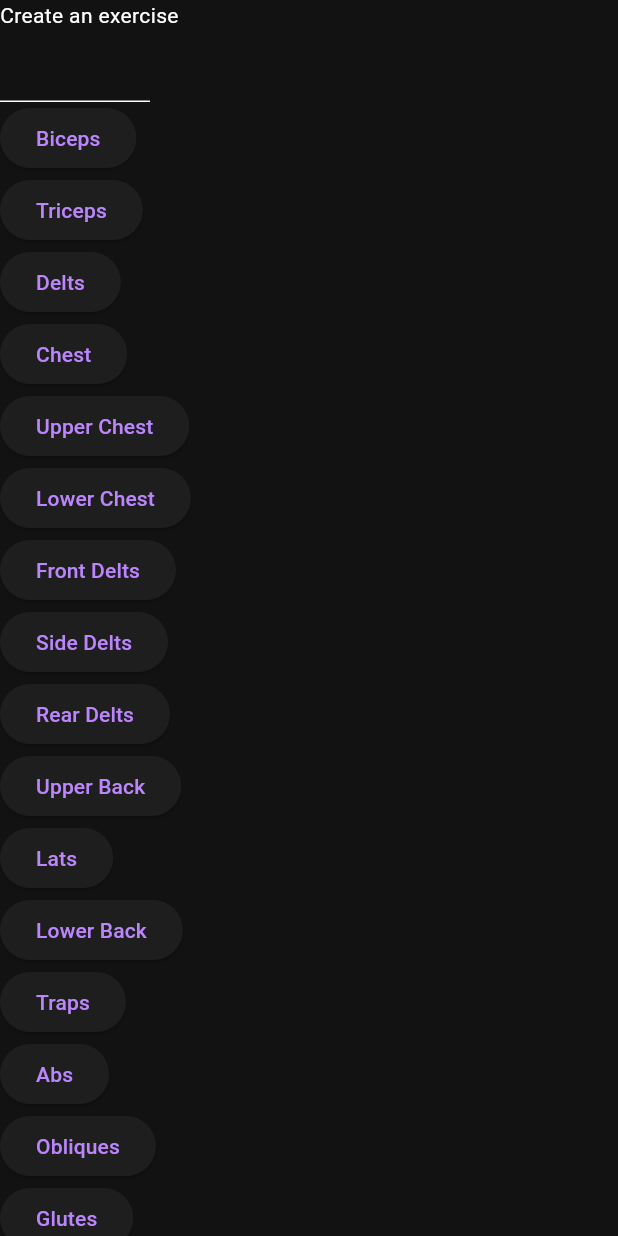
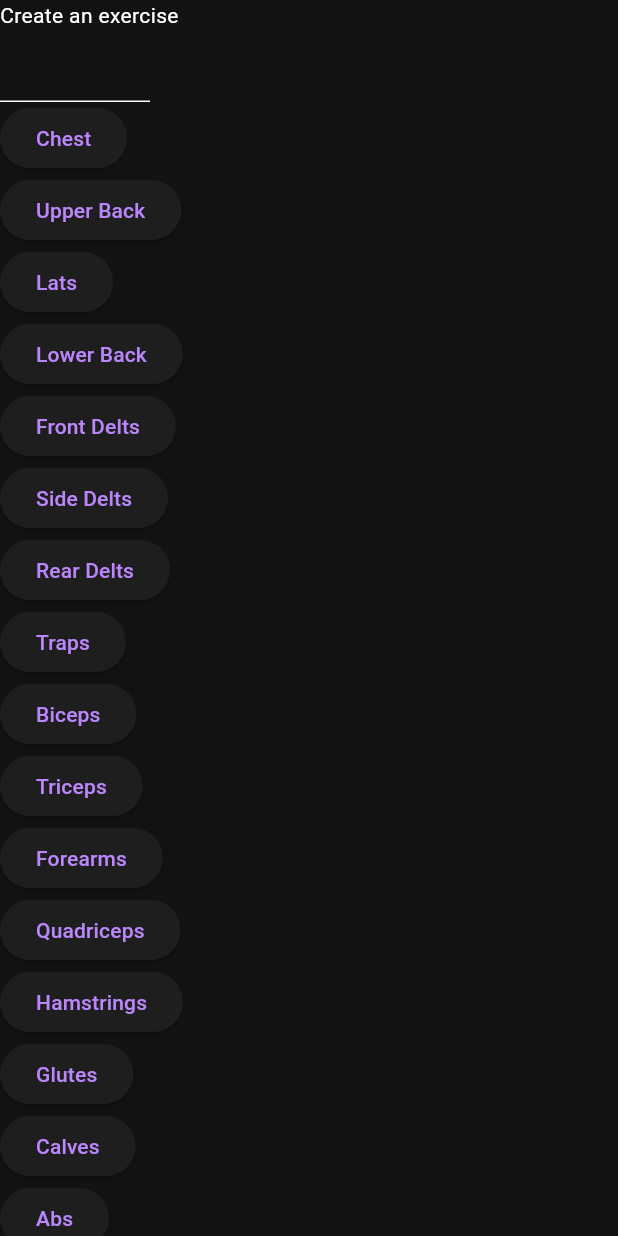
Before and after one commit to MrAlooshi/FitnessAPP, a Flutter app: the screen it shows after launch, on a phone screen of 412 x 824 dp. Run offline on Flutter 3.47's test engine with Material 3 defaults, Android fonts, the phone set to English and light mode, and no system bars; our stand-ins replace drift, drift_flutter; accounts and stored records are empty; generated files the repository leaves out were written again.

Commit message:
main.dart working with drift database

```diff
--- a/Frontend/lib/constants/constants.dart
+++ b/Frontend/lib/constants/constants.dart
@@ -1,4 +1,3 @@
-import 'package:fitnessapp_frontend/models/muscle_group.dart';
 import 'package:flutter/material.dart';
 
 class Constants {
@@ -17,41 +16,4 @@ class Constants {
     scaffoldBackgroundColor: const Color(0xFF121212),
     textTheme: const TextTheme(bodyMedium: TextStyle(color: Colors.white)),
   );
-
-  // static const List<MuscleGroup> muscleGroups = [
-  //   MuscleGroup(name: "Biceps", dbId: 0),
-  //   MuscleGroup(name: "Triceps", dbId: 1),
-  //   MuscleGroup(name: "Delts", dbId: 2),
-  //   MuscleGroup(name: "Chest", dbId: 3),
-  // ];
-
-  static const List<MuscleGroup> muscleGroups = [
-    MuscleGroup(name: "Biceps", dbId: 0),
-    MuscleGroup(name: "Triceps", dbId: 1),
-    MuscleGroup(name: "Delts", dbId: 2),
-    MuscleGroup(name: "Chest", dbId: 3),
-
-    MuscleGroup(name: "Upper Chest", dbId: 4),
-    MuscleGroup(name: "Lower Chest", dbId: 5),
-
-    MuscleGroup(name: "Front Delts", dbId: 6),
-    MuscleGroup(name: "Side Delts", dbId: 7),
-    MuscleGroup(name: "Rear Delts", dbId: 8),
-
-    MuscleGroup(name: "Upper Back", dbId: 9),
-    MuscleGroup(name: "Lats", dbId: 10),
-    MuscleGroup(name: "Lower Back", dbId: 11),
-
-    MuscleGroup(name: "Traps", dbId: 12),
-
-    MuscleGroup(name: "Abs", dbId: 13),
-    MuscleGroup(name: "Obliques", dbId: 14),
-
-    MuscleGroup(name: "Glutes", dbId: 15),
-    MuscleGroup(name: "Quads", dbId: 16),
-    MuscleGroup(name: "Hamstrings", dbId: 17),
-    MuscleGroup(name: "Calves", dbId: 18),
-
-    MuscleGroup(name: "Forearms", dbId: 19),
-  ];
 }
--- a/Frontend/lib/database/database.dart
+++ b/Frontend/lib/database/database.dart
@@ -26,7 +26,7 @@ class MyApp extends StatelessWidget {
             );
           } else if (snapshot.hasError) {
             return Scaffold(
-              body: Center(child: Text('Error: ${snapshot.error}')),
+              body: Center(child: TextFormField(initialValue: '${snapshot.error}',)),
             );
           } else {
             return const Scaffold(
@@ -45,6 +45,7 @@ class MyApp extends StatelessWidget {
 
 
     final exerciseMuscles = await db.select(db.exerciseMuscles).get();
+    // print(exerciseMuscles.length);
 
     final muscles = await db.select(db.muscles).get();
 
--- a/Frontend/lib/main.dart
+++ b/Frontend/lib/main.dart
@@ -1,6 +1,7 @@
+import 'dart:async';
+
 import 'package:fitnessapp_frontend/constants/constants.dart';
-import 'package:fitnessapp_frontend/models/exercise.dart';
-import 'package:fitnessapp_frontend/models/muscle_group.dart';
+import 'package:fitnessapp_frontend/database/database.dart';
 import 'package:flutter/material.dart';
 
 void main() {
@@ -14,12 +15,68 @@ class MainApp extends StatefulWidget {
   State<MainApp> createState() => _MainAppState();
 }
 
+class ExerciseWithMuscles {
+  Exercise exercise;
+  List<Muscle> muscles;
+
+  ExerciseWithMuscles({required this.exercise, required this.muscles});
+}
+
 class _MainAppState extends State<MainApp> {
   final double defaultSpacing = 40;
-  List<MuscleGroup> selectedMuscleGroups = [];
+  List<Muscle> selectedMuscles = [];
   String selectedExerciseName = "Unnamed";
-  final List<Exercise> createdExercises = [];
   final TextEditingController _exerciseNameController = TextEditingController();
+  final Database db = Database();
+  late final List<Muscle> allMuscles;
+
+  late final List<ExerciseWithMuscles> allExerciseWithMuscles;
+
+  @override
+  void initState() {
+    super.initState();
+    _loadMuscles();
+    _loadExercises();
+  }
+
+  Future<void> _loadMuscles() async {
+    final muscles = await db.select(db.muscles).get();
+
+    setState(() {
+      allMuscles = muscles;
+    });
+  }
+
+  Future<void> _loadExercises() async {
+    // final exercises = await db.select(db.exercises).get();
+    final exerciseMuscleRelations = await db.select(db.exerciseMuscles).get();
+    final List<ExerciseWithMuscles> exercisesWithMuscles = [];
+    print("this happened real");
+    print(exerciseMuscleRelations.length);
+    for(ExerciseMuscle exerciseMuscle in exerciseMuscleRelations) {
+
+      List<Exercise> exercises = await (
+        db.select(db.exercises)..where((obj) => obj.id.equals(exerciseMuscle.exerciseId))
+      ).get();
+
+      if(exercises.length > 1) {
+        throw Exception("Two exercises have the same id in the database.");
+      }
+
+      Exercise exercise = exercises.first;
+
+      List<Muscle> muscles = await(
+        db.select(db.muscles)..where((obj) => obj.id.equals(exerciseMuscle.muscleId))
+      ).get();
+
+      exercisesWithMuscles.add(ExerciseWithMuscles(exercise: exercise, muscles: muscles));
+    }
+
+    setState(() {
+      allExerciseWithMuscles = exercisesWithMuscles;
+    });
+  }
+
 
   @override
   Widget build(BuildContext context) {
@@ -30,7 +87,10 @@ class _MainAppState extends State<MainApp> {
         body: Column(
           crossAxisAlignment: CrossAxisAlignment.start,
           spacing: defaultSpacing,
-          children: [_buildAddMuscleGroup(), _buildViewExercises()],
+          children: [
+            _buildAddMuscleGroup(),
+            _buildViewExercises(),
+          ]
         ),
       ),
     );
@@ -50,38 +110,45 @@ class _MainAppState extends State<MainApp> {
             },
           ),
         ),
-        for (MuscleGroup muscleGroup in Constants.muscleGroups)
+        for (Muscle muscle in allMuscles)
           Row(
             children: [
               ElevatedButton(
                 onPressed: () {
                   setState(() {
-                    !selectedMuscleGroups.contains(muscleGroup)
-                        ? selectedMuscleGroups.add(muscleGroup)
-                        : selectedMuscleGroups.remove(muscleGroup);
+                    !selectedMuscles.contains(muscle)
+                        ? selectedMuscles.add(muscle)
+                        : selectedMuscles.remove(muscle);
                   });
                 },
-                child: Text(muscleGroup.name),
+                child: Text(muscle.name),
               ),
-              if (selectedMuscleGroups.contains(muscleGroup)) Icon(Icons.check),
+              if (selectedMuscles.contains(muscle)) Icon(Icons.check),
             ],
           ),
-        selectedMuscleGroups.isEmpty
+        selectedMuscles.isEmpty
             ? ElevatedButton(onPressed: null, child: Text("Add"))
             : ElevatedButton(
-                onPressed: () {
+                onPressed: () async {
                   print(selectedExerciseName);
-                  print(selectedMuscleGroups);
+                  print(selectedMuscles);
+                  await db.addExercise(selectedExerciseName, selectedMuscles.map((element) => element.name).toList());
+
+                  allExerciseWithMuscles.add(ExerciseWithMuscles(exercise: Exercise(id: 100, name: selectedExerciseName), muscles: selectedMuscles));
+
                   setState(() {
-                    createdExercises.add(
-                      Exercise(
-                        name: selectedExerciseName,
-                        muscleGroups: selectedMuscleGroups,
-                      ),
-                    );
+                    List<ExerciseWithMuscles> exercisesWithMuscles = allExerciseWithMuscles.where(
+                      (obj) => obj.exercise.name == selectedExerciseName
+                    ).toList();
+
+                    if(exercisesWithMuscles.length > 1) {
+                      throw Exception("Found more exercises with the same name");
+                    }
+
+                    allExerciseWithMuscles.add(exercisesWithMuscles.first);
                     _exerciseNameController.text = "";
                     selectedExerciseName = "Unnamed";
-                    selectedMuscleGroups = [];
+                    selectedMuscles = [];
                   });
                 },
                 child: Text("Add"),
@@ -89,13 +156,13 @@ class _MainAppState extends State<MainApp> {
       ],
     );
   }
-
+// allExerciseWithMuscles
   Widget _buildViewExercises() {
-    String _getTrainedMuscleGroups(Exercise exercise) {
+    String _getTrainedMuscleGroups(ExerciseWithMuscles exerciseWithMuscles) {
       String muscles = "";
 
-      for (MuscleGroup muscleGroup in exercise.muscleGroups) {
-        muscles += muscleGroup.name.toLowerCase();
+      for (Muscle muscle in exerciseWithMuscles.muscles) {
+        muscles += muscle.name.toLowerCase();
         muscles += ", ";
       }
       return muscles;
@@ -106,13 +173,13 @@ class _MainAppState extends State<MainApp> {
       spacing: defaultSpacing / 2,
       children: [
         Text("View exercise:"),
-        for (Exercise exercise in createdExercises)
+        for (ExerciseWithMuscles exerciseWithMuscles in allExerciseWithMuscles)
           Column(
             crossAxisAlignment: CrossAxisAlignment.start,
             spacing: defaultSpacing / 2,
             children: [
               Text(
-                '${exercise.name} trains: ${_getTrainedMuscleGroups(exercise)}',
+                '${exerciseWithMuscles.exercise.name} trains: ${_getTrainedMuscleGroups(exerciseWithMuscles)}',
               ),
             ],
           ),
--- a/Frontend/lib/models/exercise.dart
+++ /dev/null
@@ -1,37 +0,0 @@
-import 'package:fitnessapp_frontend/models/muscle_group.dart';
-
-class Exercise {
-  String name;
-  String? description;
-  int? dbId;
-  late final List<MuscleGroup> muscleGroups;
-
-  Exercise({
-    required this.name,
-    this.description,
-    this.dbId,
-    required this.muscleGroups,
-  });
-
-  //   [Key]
-  // public int id { get; set; }
-
-  // [Required]
-  // public string name { get; set; } = string.Empty; // Fx "Bænkpres", "Squat"
-
-  // // Beskrivelse af, hvordan øvelsen udføres
-  // public string? description { get; set; }
-
-  // [Required]
-  // [ForeignKey("MuscleGroup")]
-  // public int muscleGroupId { get; set; }
-
-  // public MuscleGroup? muscleGroup { get; set; }   // Navigation property til muskelgruppen
-
-  // public DateTime createdAt { get; set; }
-  // public DateTime updatedAt { get; set; } //Ved ikke hvis de er nødvendige, men doesnt hurt
-  // public bool isDeleted { get; set; }
-
-  // // En øvelse kan være i MANGE programmer
-  // public List<ProgramExercise> programExercises { get; set; } = [];
-}
--- a/Frontend/lib/models/muscle_group.dart
+++ /dev/null
@@ -1,6 +0,0 @@
-class MuscleGroup {
-  final String name;
-  final int dbId;
-
-  const MuscleGroup({required this.name, required this.dbId});
-}
```
Also changed, not shown: Frontend/pubspec.lock, 1 other file.
